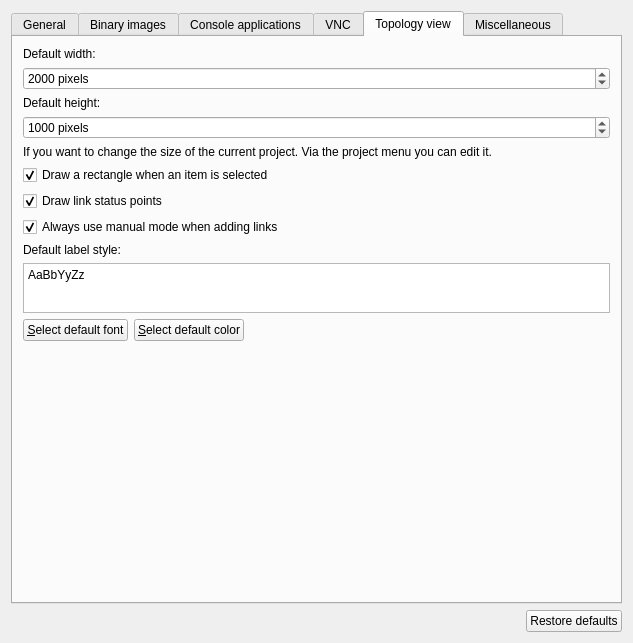
Qt form gns3/ui/general_preferences_page.ui (GNS3/gns3-gui) before a commit.
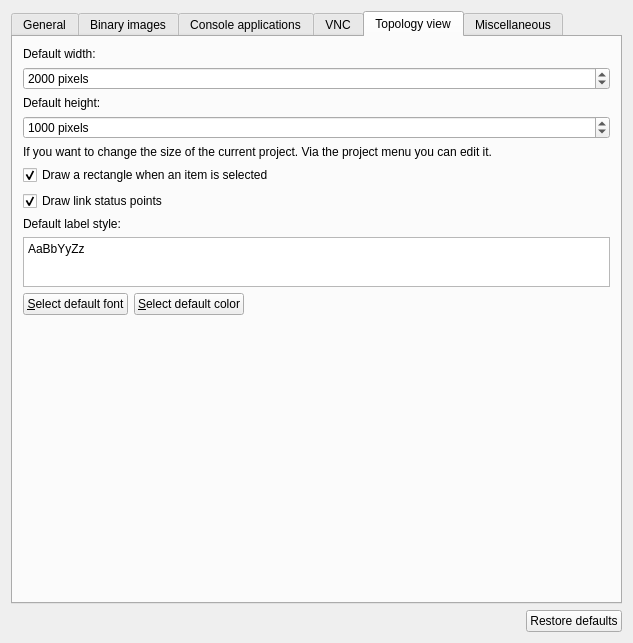
The same form after that commit. The open tabs and pages were chosen to show the change.

Commit message:
Remove unused settings from general preferences
Fix #1681

Patch:
```diff
--- a/gns3/ui/general_preferences_page.ui
+++ b/gns3/ui/general_preferences_page.ui
@@ -589,7 +589,7 @@
        <property name="bottomMargin">
         <number>10</number>
        </property>
-       <item row="10" column="0" colspan="2">
+       <item row="9" column="0" colspan="2">
         <layout class="QHBoxLayout" name="horizontalLayout_5">
          <item>
           <widget class="QPushButton" name="uiDefaultLabelFontPushButton">
@@ -654,24 +654,14 @@
          </property>
         </widget>
        </item>
-       <item row="7" column="0" colspan="2">
-        <widget class="QCheckBox" name="uiLinkManualModeCheckBox">
-         <property name="text">
-          <string>Always use manual mode when adding links</string>
-         </property>
-         <property name="checked">
-          <bool>true</bool>
-         </property>
-        </widget>
-       </item>
-       <item row="8" column="0">
+       <item row="7" column="0">
         <widget class="QLabel" name="uiLabelPreviewLabel">
          <property name="text">
           <string>Default label style:</string>
          </property>
         </widget>
        </item>
-       <item row="9" column="0" colspan="2">
+       <item row="8" column="0" colspan="2">
         <widget class="QPlainTextEdit" name="uiDefaultLabelStylePlainTextEdit">
          <property name="sizePolicy">
           <sizepolicy hsizetype="MinimumExpanding" vsizetype="Expanding">
@@ -731,7 +721,7 @@
          </property>
         </widget>
        </item>
-       <item row="11" column="0">
+       <item row="10" column="0">
         <spacer name="verticalSpacer_2">
          <property name="orientation">
           <enum>Qt::Vertical</enum>
```
Left out of the diff: 29 changed lines with no effect on the pictures. The commit also changes 3 other files.
